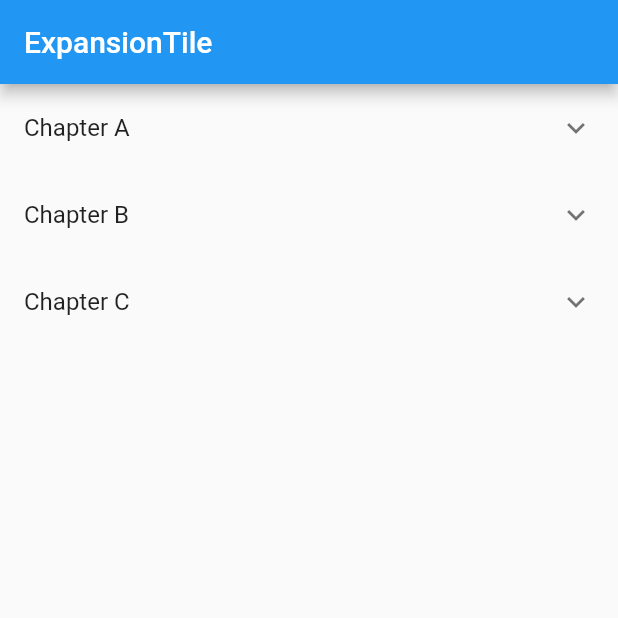
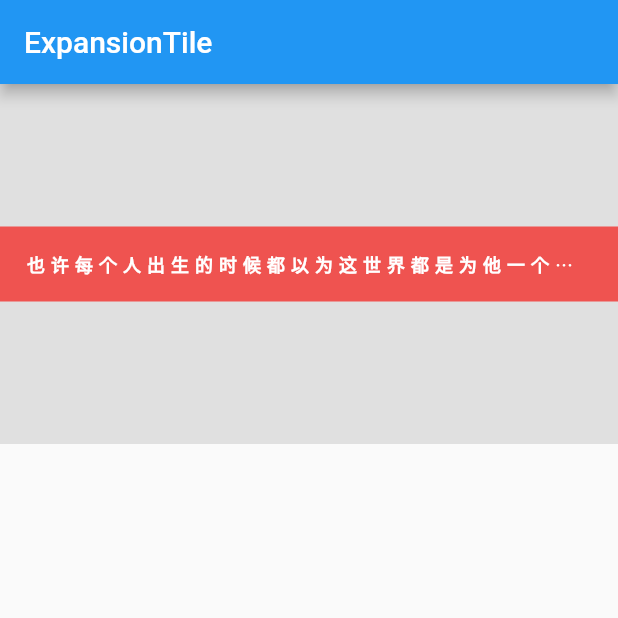
Before and after one commit to liangyuetian/pt-flutter, a Flutter app: the screen it shows after launch, on a phone screen of 412 x 824 dp, the top half of it. Run offline on Flutter 3.47's test engine with Material 2 defaults, Android fonts, the phone set to English and light mode, and no system bars.

Commit message:
文本间距，省略号，转换文本

```diff
--- a/lib/main.dart
+++ b/lib/main.dart
@@ -12,81 +12,41 @@ class ExpansionTileSample extends StatelessWidget {
         appBar: new AppBar(
           title: const Text('ExpansionTile'),
         ),
-        body: new ListView.builder(
-          itemBuilder: (BuildContext context, int index) => new EntryItem(data[index]),
-          itemCount: data.length,
+        body: new Container( // grey box
+          child: new Center(
+            child: new Container( // red box
+              child: new Text(
+                "也许每个人出生的时候都以为这世界都是为他一个人而存在的,当他发现自己错的时候,他便开始长大. ".toUpperCase(),
+                style: new TextStyle(
+                  color: Colors.white,
+                  fontSize: 12.0,
+                  fontWeight: FontWeight.w900,
+                  letterSpacing: 4.0,
+                  wordSpacing: 10.0
+                ),
+                overflow: TextOverflow.ellipsis, // 文本超出显示省略号
+                maxLines: 1, // 最大多少行视为超出
+              ),
+              decoration: new BoxDecoration(
+                color: Colors.red[400],
+              ),
+              padding: new EdgeInsets.all(16.0),
+            ),
+          ),
+          width: 420.0,
+          height: 240.0,
+          color: Colors.grey[300],
         ),
       ),
     );
   }
 }
 
-// One entry in the multilevel list displayed by this app.
-class Entry {
-  Entry(this.title, [this.children = const <Entry>[]]);
-  final String title;
-  final List<Entry> children;
-}
-
-// The entire multilevel list displayed by this app.
-final List<Entry> data = <Entry>[
-  new Entry('Chapter A',
-    <Entry>[
-      new Entry('Section A0',
-        <Entry>[
-          new Entry('Item A0.1'),
-          new Entry('Item A0.2'),
-          new Entry('Item A0.3'),
-        ],
-      ),
-      new Entry('Section A1'),
-      new Entry('Section A2'),
-    ],
-  ),
-  new Entry('Chapter B',
-    <Entry>[
-      new Entry('Section B0'),
-      new Entry('Section B1'),
-    ],
-  ),
-  new Entry('Chapter C',
-    <Entry>[
-      new Entry('Section C0'),
-      new Entry('Section C1'),
-      new Entry('Section C2',
-        <Entry>[
-          new Entry('Item C2.0'),
-          new Entry('Item C2.1'),
-          new Entry('Item C2.2'),
-          new Entry('Item C2.3'),
-        ],
-      ),
-    ],
-  ),
-];
-
-// Displays one Entry. If the entry has children then it's displayed
-// with an ExpansionTile.
-class EntryItem extends StatelessWidget {
-  const EntryItem(this.entry);
-
-  final Entry entry;
-
-  Widget _buildTiles(Entry root) {
-    if (root.children.isEmpty)
-      return new ListTile(title: new Text(root.title));
-    return new ExpansionTile(
-      key: new PageStorageKey<Entry>(root),
-      title: new Text(root.title),
-      children: root.children.map(_buildTiles).toList(),
-    );
-  }
-
-  @override
-  Widget build(BuildContext context) {
-    return _buildTiles(entry);
-  }
-}
+TextStyle bold24Roboto = new TextStyle(
+  color: Colors.white,
+  fontSize: 24.0,
+  fontWeight: FontWeight.w900,
+);
 
 void main() {
   runApp(new ExpansionTileSample());
```
